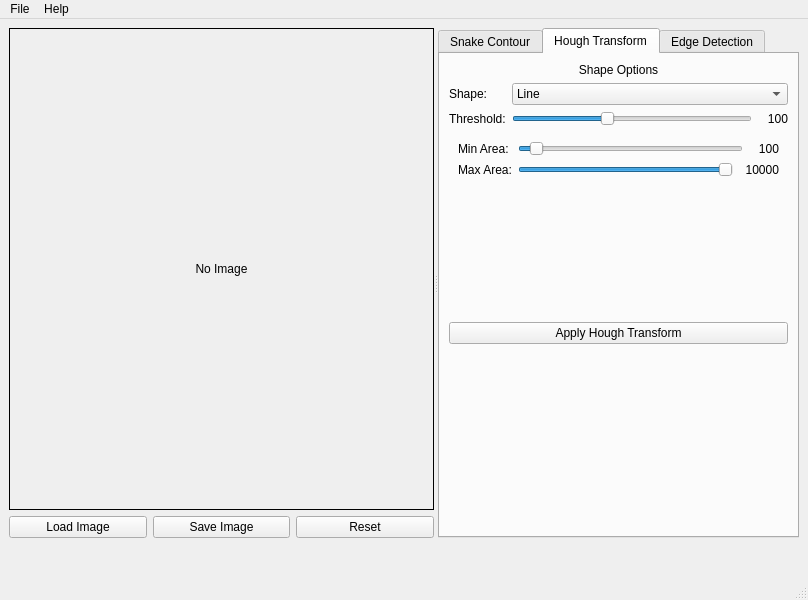
Above: image-processing.ui from Abdelrahman0Sayed/Object-Segmentation before the change. Below: the same form after it.
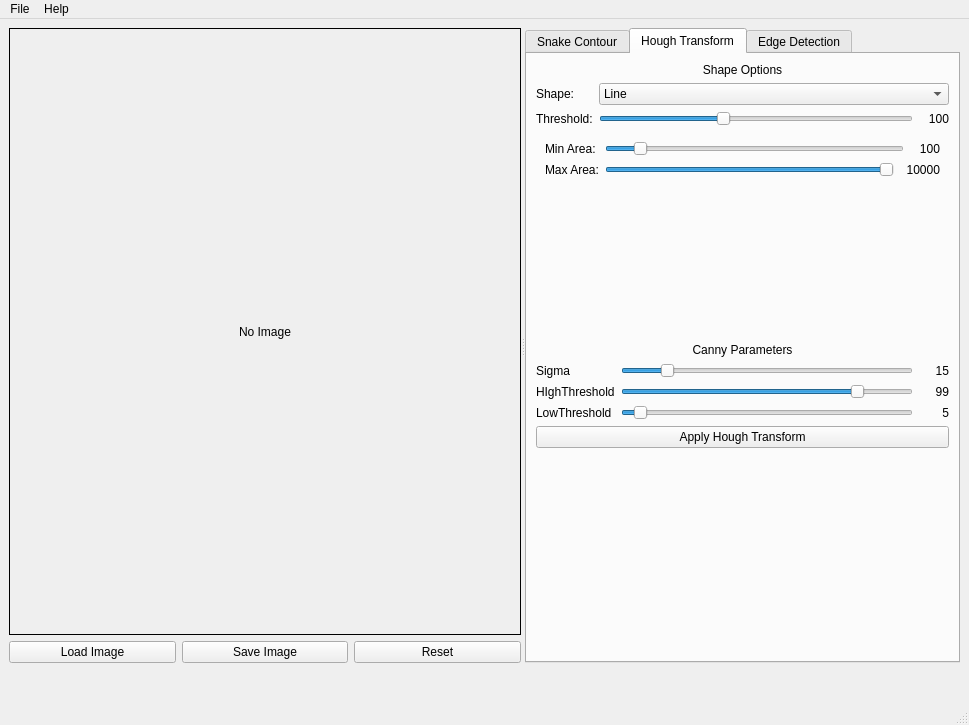
That is the form after the change. Icons and pictures are not drawn.

Commit message: Add Canny filter functionality and integrate with Hough Transform; enhance UI initialization

The edit to the form file:
```diff
--- a/image-processing.ui
+++ b/image-processing.ui
@@ -6,8 +6,8 @@
    <rect>
     <x>0</x>
     <y>0</y>
-    <width>808</width>
-    <height>600</height>
+    <width>969</width>
+    <height>725</height>
    </rect>
   </property>
   <property name="windowTitle">
@@ -1661,7 +1661,7 @@
                <item>
                 <widget class="QSlider" name="sliderEllipseMinArea">
                  <property name="minimum">
-                  <number>50</number>
+                  <number>0</number>
                  </property>
                  <property name="maximum">
                   <number>1000</number>
@@ -1739,6 +1739,149 @@
            </widget>
           </widget>
          </item>
+         <item>
+          <widget class="QLabel" name="label_12">
+           <property name="text">
+            <string>Canny Parameters</string>
+           </property>
+           <property name="alignment">
+            <set>Qt::AlignCenter</set>
+           </property>
+          </widget>
+         </item>
+         <item>
+          <layout class="QFormLayout" name="formLayout_5">
+           <item row="0" column="0">
+            <widget class="QLabel" name="label_13">
+             <property name="text">
+              <string>Sigma</string>
+             </property>
+            </widget>
+           </item>
+           <item row="1" column="0">
+            <widget class="QLabel" name="label_14">
+             <property name="text">
+              <string>HIghThreshold</string>
+             </property>
+            </widget>
+           </item>
+           <item row="2" column="0">
+            <widget class="QLabel" name="label_15">
+             <property name="text">
+              <string>LowThreshold</string>
+             </property>
+            </widget>
+           </item>
+           <item row="0" column="1">
+            <layout class="QHBoxLayout" name="horizontalLayout_12">
+             <item>
+              <widget class="QSlider" name="sliderSigmaHoughCanny">
+               <property name="minimum">
+                <number>1</number>
+               </property>
+               <property name="maximum">
+                <number>100</number>
+               </property>
+               <property name="value">
+                <number>15</number>
+               </property>
+               <property name="orientation">
+                <enum>Qt::Horizontal</enum>
+               </property>
+              </widget>
+             </item>
+             <item>
+              <widget class="QLabel" name="labelEllipseMinAreaValue_2">
+               <property name="minimumSize">
+                <size>
+                 <width>30</width>
+                 <height>0</height>
+                </size>
+               </property>
+               <property name="text">
+                <string>15</string>
+               </property>
+               <property name="alignment">
+                <set>Qt::AlignRight|Qt::AlignTrailing|Qt::AlignVCenter</set>
+               </property>
+              </widget>
+             </item>
+            </layout>
+           </item>
+           <item row="1" column="1">
+            <layout class="QHBoxLayout" name="horizontalLayout_13">
+             <item>
+              <widget class="QSlider" name="sliderHighHoughCanny">
+               <property name="minimum">
+                <number>0</number>
+               </property>
+               <property name="maximum">
+                <number>120</number>
+               </property>
+               <property name="value">
+                <number>99</number>
+               </property>
+               <property name="orientation">
+                <enum>Qt::Horizontal</enum>
+               </property>
+              </widget>
+             </item>
+             <item>
+              <widget class="QLabel" name="labelEllipseMinAreaValue_3">
+               <property name="minimumSize">
+                <size>
+                 <width>30</width>
+                 <height>0</height>
+                </size>
+               </property>
+               <property name="text">
+                <string>99</string>
+               </property>
+               <property name="alignment">
+                <set>Qt::AlignRight|Qt::AlignTrailing|Qt::AlignVCenter</set>
+               </property>
+              </widget>
+             </item>
+            </layout>
+           </item>
+           <item row="2" column="1">
+            <layout class="QHBoxLayout" name="horizontalLayout_15">
+             <item>
+              <widget class="QSlider" name="sliderLowHoughCanny">
+               <property name="minimum">
+                <number>0</number>
+               </property>
+               <property name="maximum">
+                <number>120</number>
+               </property>
+               <property name="value">
+                <number>5</number>
+               </property>
+               <property name="orientation">
+                <enum>Qt::Horizontal</enum>
+               </property>
+              </widget>
+             </item>
+             <item>
+              <widget class="QLabel" name="labelEllipseMinAreaValue_5">
+               <property name="minimumSize">
+                <size>
+                 <width>30</width>
+                 <height>0</height>
+                </size>
+               </property>
+               <property name="text">
+                <string>5</string>
+               </property>
+               <property name="alignment">
+                <set>Qt::AlignRight|Qt::AlignTrailing|Qt::AlignVCenter</set>
+               </property>
+              </widget>
+             </item>
+            </layout>
+           </item>
+          </layout>
+         </item>
          <item>
           <widget class="QPushButton" name="btnApplyHough">
            <property name="text">
@@ -1881,7 +2024,7 @@
     <rect>
      <x>0</x>
      <y>0</y>
-     <width>808</width>
+     <width>969</width>
      <height>32</height>
     </rect>
    </property>
```
Left out of the diff: 247 changed lines with no effect on the pictures. The commit also changes 3 other files.
